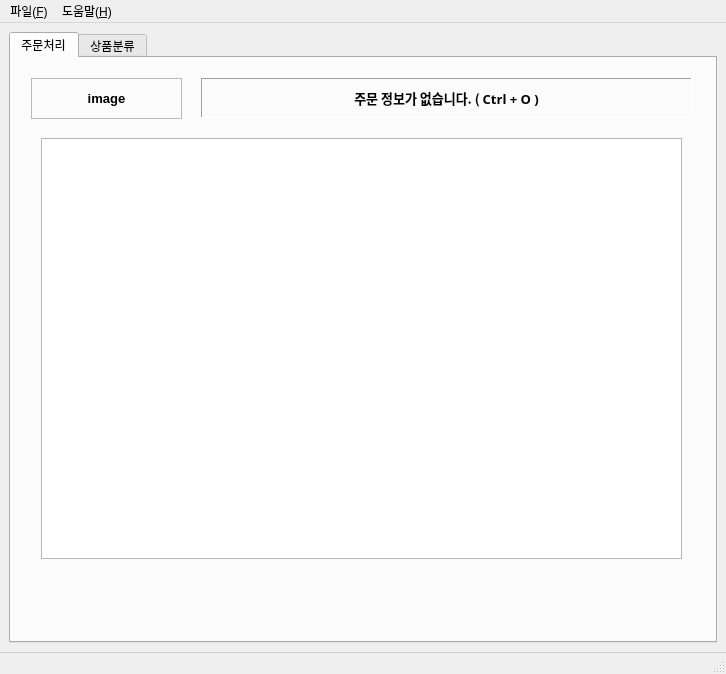
Old version of the form ui/main_window.ui in the repository Peanut0711/easy-fulfill.
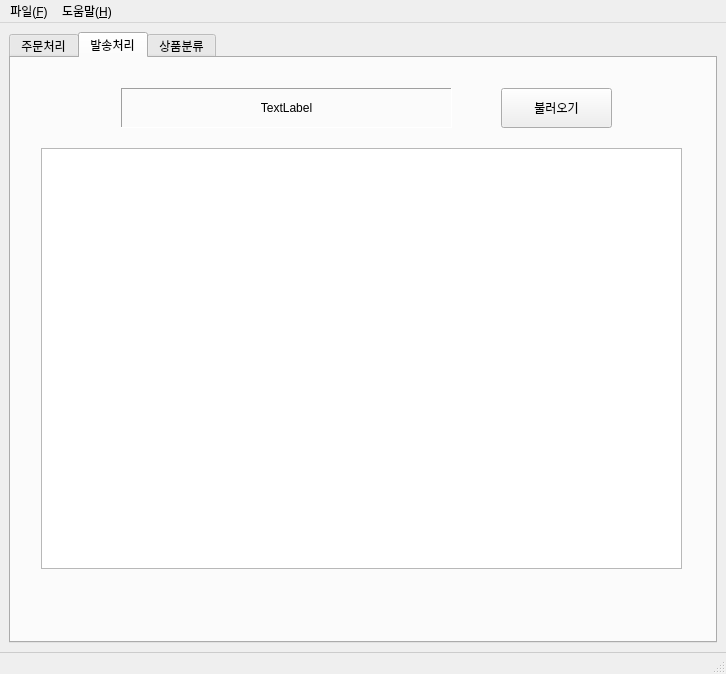
New version of the form.

Commit message: 송장 파일 불러오기

The edit to the form file:
```diff
--- a/ui/main_window.ui
+++ b/ui/main_window.ui
@@ -26,7 +26,7 @@
     <item>
      <widget class="QTabWidget" name="tabWidget">
       <property name="currentIndex">
-       <number>0</number>
+       <number>1</number>
       </property>
       <widget class="QWidget" name="tab">
        <attribute name="title">
@@ -35,7 +35,7 @@
        <widget class="QLabel" name="filePathLabel">
         <property name="geometry">
          <rect>
-          <x>190</x>
+          <x>180</x>
           <y>20</y>
           <width>491</width>
           <height>40</height>
@@ -56,7 +56,7 @@
         <property name="font">
          <font>
           <family>맑은 고딕</family>
-          <pointsize>10</pointsize>
+          <pointsize>13</pointsize>
           <bold>true</bold>
          </font>
         </property>
@@ -127,6 +127,68 @@
         </property>
        </widget>
       </widget>
+      <widget class="QWidget" name="tab_3">
+       <attribute name="title">
+        <string>발송처리</string>
+       </attribute>
+       <widget class="QLabel" name="label_invoice">
+        <property name="geometry">
+         <rect>
+          <x>110</x>
+          <y>30</y>
+          <width>331</width>
+          <height>40</height>
+         </rect>
+        </property>
+        <property name="frameShape">
+         <enum>QFrame::Shape::Panel</enum>
+        </property>
+        <property name="frameShadow">
+         <enum>QFrame::Shadow::Sunken</enum>
+        </property>
+        <property name="text">
+         <string>TextLabel</string>
+        </property>
+        <property name="alignment">
+         <set>Qt::AlignmentFlag::AlignCenter</set>
+        </property>
+       </widget>
+       <widget class="QPushButton" name="pushButton_load_invoice">
+        <property name="geometry">
+         <rect>
+          <x>490</x>
+          <y>30</y>
+          <width>111</width>
+          <height>40</height>
+         </rect>
+        </property>
+        <property name="text">
+         <string>불러오기</string>
+        </property>
+       </widget>
+       <widget class="QPlainTextEdit" name="plainTextEdit_invoice">
+        <property name="geometry">
+         <rect>
+          <x>30</x>
+          <y>90</y>
+          <width>641</width>
+          <height>421</height>
+         </rect>
+        </property>
+        <property name="sizePolicy">
+         <sizepolicy hsizetype="Fixed" vsizetype="Fixed">
+          <horstretch>0</horstretch>
+          <verstretch>0</verstretch>
+         </sizepolicy>
+        </property>
+        <property name="frameShape">
+         <enum>QFrame::Shape::StyledPanel</enum>
+        </property>
+        <property name="frameShadow">
+         <enum>QFrame::Shadow::Plain</enum>
+        </property>
+       </widget>
+      </widget>
       <widget class="QWidget" name="tab_2">
        <attribute name="title">
         <string>상품분류</string>
```
The commit also changes 2 other files.
